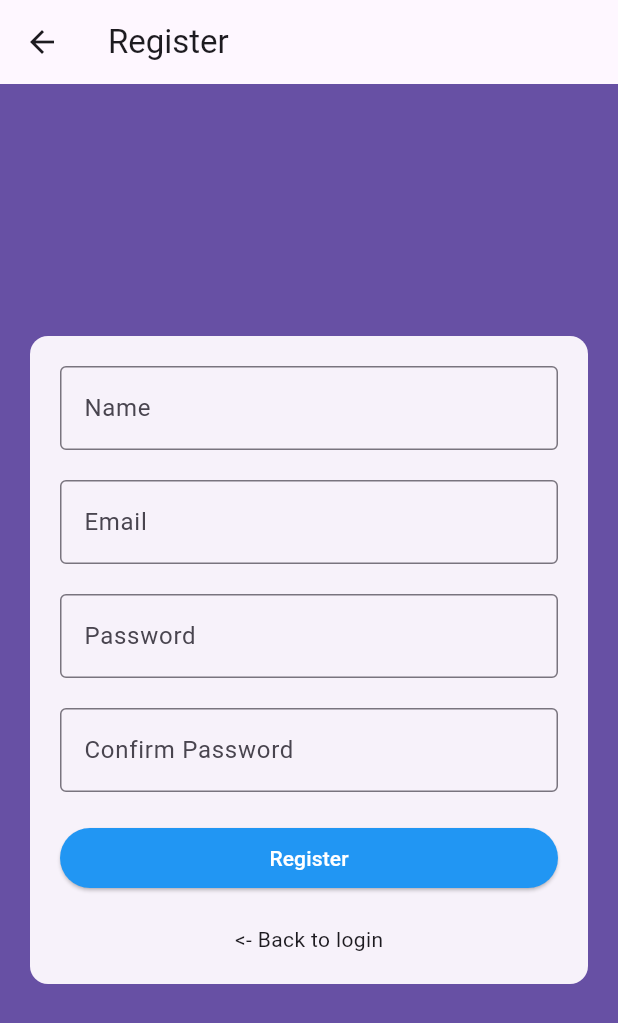
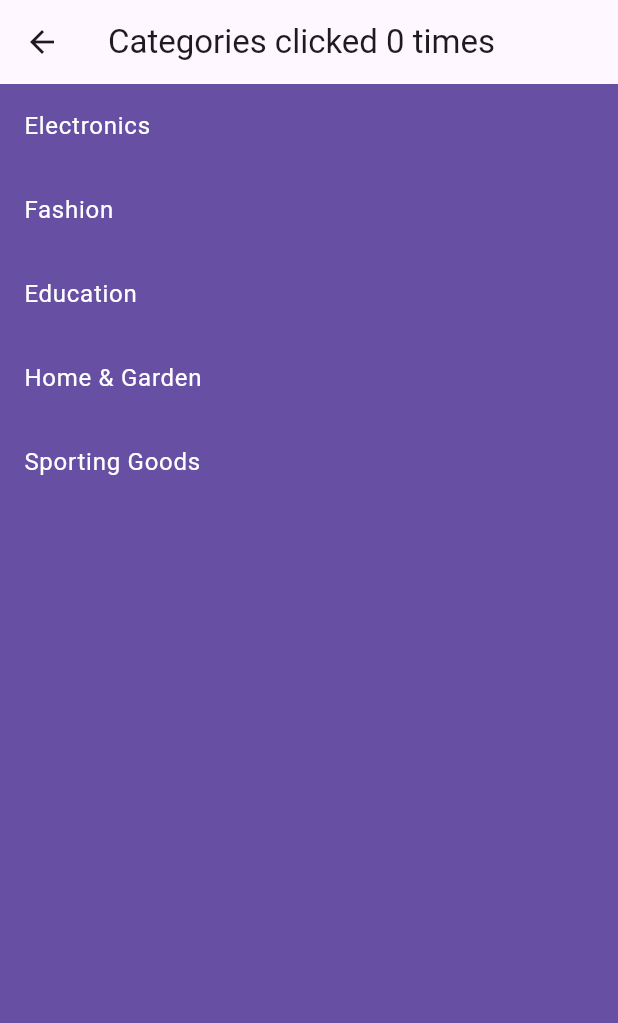
Before and after one commit to luisprmat/flutter-transactions, a Flutter app: the Register screen opened by its route, after a tap on "Register", on a phone screen of 412 x 824 dp. Shown: the top 1023 px of the screen. Run offline on Flutter 3.47's test engine with Material 3 defaults, Android fonts, the phone set to English and light mode, and no system bars.

Commit message:
First Screen - Categories List

```diff
--- a/lib/main.dart
+++ b/lib/main.dart
@@ -1,6 +1,7 @@
 import 'package:flutter/material.dart';
-import 'package:flutter_transactions/screens/auth/Login.dart';
-import 'package:flutter_transactions/screens/auth/Register.dart';
+import 'package:flutter_transactions/screens/auth/login.dart';
+import 'package:flutter_transactions/screens/auth/register.dart';
+import 'package:flutter_transactions/screens/categories/categories_list.dart';
 
 void main() {
   runApp(MyApp());
@@ -17,6 +18,7 @@ class MyApp extends StatelessWidget {
       routes: {
         '/login': (context) => Login(),
         '/register': (context) => Register(),
+        '/categories': (context) => CategoriesList(),
       },
     );
   }
--- a/lib/screens/auth/Register.dart
+++ b/lib/screens/auth/Register.dart
@@ -53,13 +53,13 @@ class Register extends StatelessWidget {
                     SizedBox(height: 20),
                     ElevatedButton(
                       onPressed: () {
-                        print('Register button pressed.');
+                        Navigator.pushNamed(context, '/categories');
                       },
                       child: Text('Register'),
                       style: ElevatedButton.styleFrom(
                         backgroundColor: Colors.blue,
                         foregroundColor: Colors.white,
-                        minimumSize: Size(double.infinity, 40)
+                        minimumSize: Size(double.infinity, 40),
                       ),
                     ),
                     Padding(
@@ -68,7 +68,7 @@ class Register extends StatelessWidget {
                         child: Text('<- Back to login'),
                         onTap: () => Navigator.pop(context),
                       ),
-                    )
+                    ),
                   ],
                 ),
               ),
--- /dev/null
+++ b/lib/screens/categories/categories_list.dart
@@ -0,0 +1,43 @@
+import 'package:flutter/material.dart';
+
+class CategoriesList extends StatefulWidget {
+  @override
+  CategoriesListState createState() => CategoriesListState();
+}
+
+class CategoriesListState extends State<CategoriesList> {
+  final List<String> categories = [
+    'Electronics',
+    'Fashion',
+    'Education',
+    'Home & Garden',
+    'Sporting Goods',
+  ];
+
+  int clicked = 0;
+
+  @override
+  Widget build(BuildContext context) {
+    return Scaffold(
+      appBar: AppBar(title: Text('Categories clicked $clicked times')),
+      body: Container(
+        color: Theme.of(context).primaryColor,
+        child: Center(
+          child: ListView.builder(
+            itemCount: categories.length,
+            // Must be the lenght of the list
+            itemBuilder: (BuildContext context, int index) {
+              return ListTile(
+                title: Text(
+                  categories[index],
+                  style: TextStyle(color: Colors.white),
+                ),
+                onTap: () => setState(() => clicked++),
+              );
+            },
+          ),
+        ),
+      ),
+    );
+  }
+}
```
